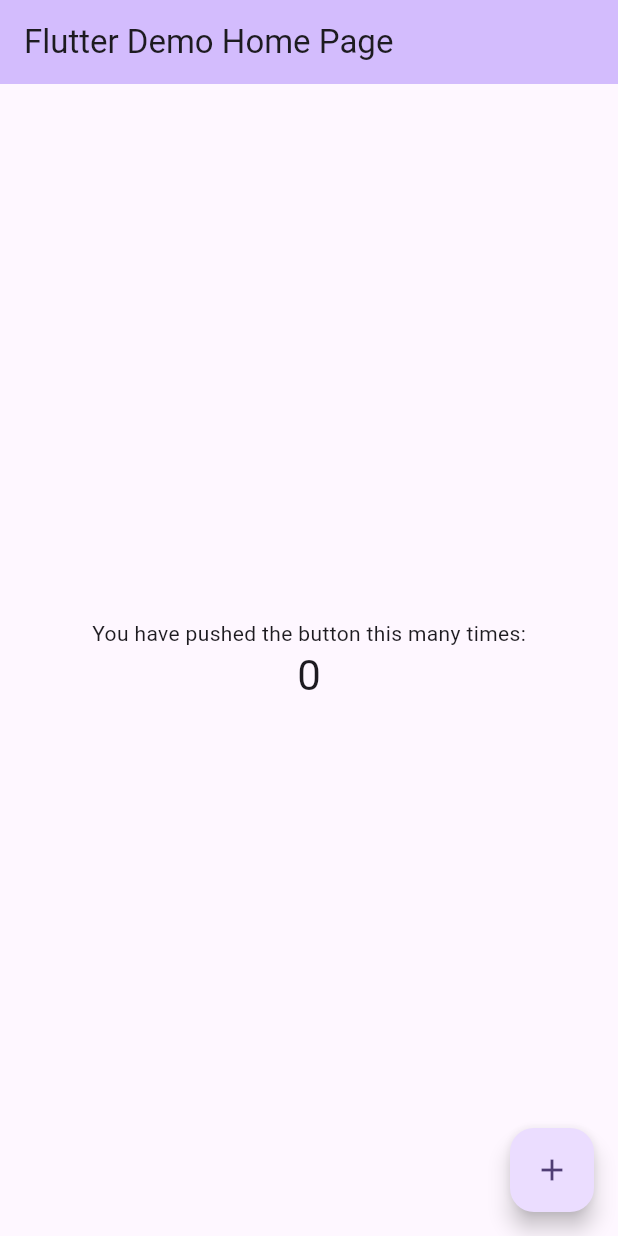
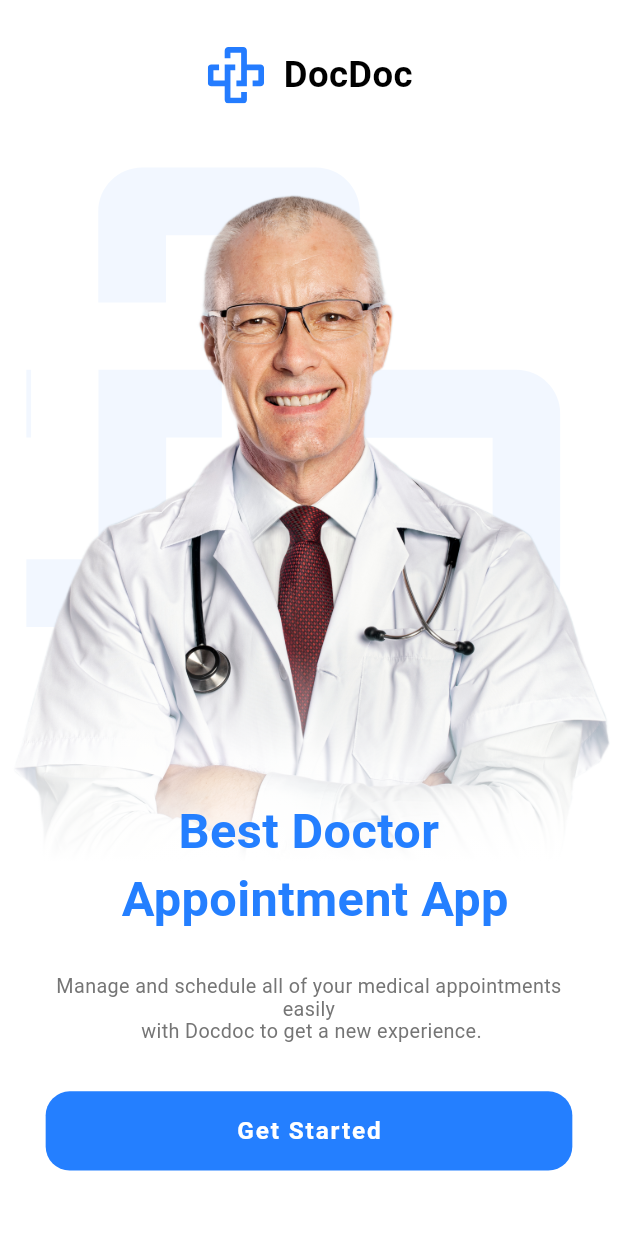
Before and after one commit to RandEthar/Doctor-App, a Flutter app: the screen it shows after launch, on a phone screen of 412 x 824 dp. Run offline on Flutter 3.47's test engine with Material 3 defaults, Android fonts, the phone set to English and light mode, and no system bars; our stand-ins replace flutter_screenutil, flutter_svg.

Commit message:
on boarding screen done

```diff
--- /dev/null
+++ b/lib/core/helpers/extension.dart
@@ -0,0 +1,19 @@
+import 'package:flutter/material.dart';
+
+extension Navigtion on BuildContext {
+  Future<dynamic> pushNamed(String routeName, {Object? argument}) {
+    return Navigator.of(this).pushNamed(routeName, arguments: argument);
+  }
+
+  Future<dynamic> pushReplacementNamed(String routeName, {Object? argument}) {
+    return Navigator.of(this)
+        .pushReplacementNamed(routeName, arguments: argument);
+  }
+
+  void pop() => Navigator.of(this).pop();
+  Future<dynamic> pushNamedAndRemoveUntil(String routeName,
+      {Object? argument, required RoutePredicate predicate}) {
+    return Navigator.of(this)
+        .pushNamedAndRemoveUntil(routeName, arguments: argument, predicate);
+  }
+}
--- /dev/null
+++ b/lib/core/routing/app_router.dart
@@ -0,0 +1,42 @@
+import 'package:doctor_app/core/routing/routes.dart';
+import 'package:doctor_app/features/login/login_screen.dart';
+import 'package:doctor_app/features/onboarding/onboarding_screen.dart';
+import 'package:flutter/material.dart';
+
+class AppRouter {
+ static Route generateRoute(RouteSettings settings){
+
+    switch (settings.name) {
+      case Routes.onBoardingScreen:
+          return MaterialPageRoute(builder: (_)=>const OnboardingScreen());
+     case Routes.loginScreen:
+          return MaterialPageRoute(builder: (_)=>const LoginScreen());
+      default:  return  MaterialPageRoute(builder: (_)=>Scaffold(
+        body: Center(child: Text("No Route Defined for ${settings.name}")),
+      ));
+    }
+
+
+
+  }
+
+
+
+
+
+
+
+
+
+
+
+
+
+
+
+
+
+
+
+
+}
--- /dev/null
+++ b/lib/core/routing/routes.dart
@@ -0,0 +1,13 @@
+class Routes {
+static const String onBoardingScreen="/onBoardingScreen";
+static const String loginScreen="/loginScreen";
+
+
+
+
+
+
+
+
+
+}
--- /dev/null
+++ b/lib/core/theming/colors.dart
@@ -0,0 +1,7 @@
+import 'package:flutter/material.dart';
+
+class ColorsManeger{
+
+static const Color mainBlue=Color(0xff247FFF);
+static const Color gray=Color(0xff757575);
+}
--- /dev/null
+++ b/lib/core/theming/styles.dart
@@ -0,0 +1,39 @@
+import 'package:doctor_app/core/theming/colors.dart';
+import 'package:flutter/material.dart';
+import 'package:flutter_screenutil/flutter_screenutil.dart';
+
+class TextStyles{
+
+static TextStyle font24BlacW700Wight=TextStyle(
+  color: Colors.black,
+  fontSize: 24.sp,
+  fontWeight: FontWeight.w700
+);
+static TextStyle font32BlueBoldWight=TextStyle(
+  color: ColorsManeger.mainBlue,
+  fontSize: 32.sp,
+  fontWeight: FontWeight.bold
+);
+
+static TextStyle font13grayRegularWight=TextStyle(
+  color: ColorsManeger.gray,
+  fontSize: 13.sp,
+  fontWeight: FontWeight.normal
+);
+static TextStyle font16WiteSemiBoldWight=TextStyle(
+  color: Colors.white,
+  fontSize: 16.sp,
+  fontWeight: FontWeight.w600
+);
+
+
+
+
+
+
+
+
+
+
+
+}
--- /dev/null
+++ b/lib/doctor_app.dart
@@ -0,0 +1,32 @@
+import 'package:doctor_app/core/routing/app_router.dart';
+import 'package:doctor_app/core/routing/routes.dart';
+import 'package:doctor_app/core/theming/colors.dart';
+import 'package:flutter/material.dart';
+import 'package:flutter_screenutil/flutter_screenutil.dart';
+
+class DoctorApp extends StatelessWidget {
+  final AppRouter appRouter;
+  const DoctorApp({super.key, required this.appRouter});
+
+  @override
+  Widget build(BuildContext context) {
+    return ScreenUtilInit(
+      designSize: const Size(375, 812),
+      useInheritedMediaQuery: true,
+      minTextAdapt: true,
+      builder: (context, child) {
+        return MaterialApp(
+          debugShowCheckedModeBanner: false,
+          title: 'Doctor App',
+          theme: ThemeData(
+            primaryColor: ColorsManeger.mainBlue,
+            scaffoldBackgroundColor: Colors.white,
+            textTheme: Typography.englishLike2018.apply(fontSizeFactor: 1.sp),
+          ),
+          initialRoute: Routes.onBoardingScreen,
+          onGenerateRoute: AppRouter.generateRoute,
+        );
+      },
+    );
+  }
+}
--- /dev/null
+++ b/lib/features/login/login_screen.dart
@@ -0,0 +1,14 @@
+
+
+
+
+import 'package:flutter/material.dart';
+
+class LoginScreen extends StatelessWidget {
+  const LoginScreen({super.key});
+
+  @override
+  Widget build(BuildContext context) {
+    return Scaffold();
+  }
+}
--- /dev/null
+++ b/lib/features/onboarding/onboarding_screen.dart
@@ -0,0 +1,46 @@
+import 'package:doctor_app/core/theming/styles.dart';
+import 'package:doctor_app/features/onboarding/widget/doctor_image_and_text.dart';
+import 'package:doctor_app/features/onboarding/widget/doctor_logo_and_name.dart';
+import 'package:doctor_app/features/onboarding/widget/get_started_button.dart';
+import 'package:flutter/material.dart';
+import 'package:flutter_screenutil/flutter_screenutil.dart';
+
+class OnboardingScreen extends StatelessWidget {
+  const OnboardingScreen({super.key});
+
+  @override
+  Widget build(BuildContext context) {
+    return Scaffold(
+      body: SafeArea(
+          child: SingleChildScrollView(
+              child: Padding(
+        padding: EdgeInsets.symmetric(vertical: 30.h),
+        child: Column(
+          children: [
+            const DoctorLogoAndName(),
+            SizedBox(
+              height: 41.02.h,
+            ),
+            const DoctorImageAndText(),
+            Padding(
+              padding: EdgeInsets.symmetric(horizontal: 30.h),
+              child: Column(
+                children: [
+                  Text(
+                    textAlign: TextAlign.center,
+                    "Manage and schedule all of your medical appointments easily\n with Docdoc to get a new experience.",
+                    style: TextStyles.font13grayRegularWight,
+                  ),
+                  SizedBox(
+                    height: 32.h,
+                  ),
+                 const GetStartedButton()
+                ],
+              ),
+            )
+          ],
+        ),
+      ))),
+    );
+  }
+}
--- /dev/null
+++ b/lib/features/onboarding/widget/doctor_image_and_text.dart
@@ -0,0 +1,38 @@
+import 'package:doctor_app/core/theming/styles.dart';
+import 'package:flutter/material.dart';
+import 'package:flutter_screenutil/flutter_screenutil.dart';
+import 'package:flutter_svg/flutter_svg.dart';
+
+class DoctorImageAndText extends StatelessWidget {
+  const DoctorImageAndText({super.key});
+
+  @override
+  Widget build(BuildContext context) {
+    return Stack(children: [
+     Positioned(right: 19.w,left: 0.w,
+      child: SvgPicture.asset("assets/svgs/docdoc_logo_low_opacity.svg")),
+    Container(
+      foregroundDecoration:BoxDecoration(
+        gradient: LinearGradient(colors: [
+          Colors.white,
+         Colors.white.withOpacity(0.0)
+        ],
+        begin: Alignment.bottomCenter,
+        end: Alignment.topCenter,
+        stops:const [0.14,0.4]
+        )
+      ) ,
+      child: Image.asset("assets/images/ondoardingDoctor.png")),
+      Positioned(
+        bottom: 30.h,left: 0,right: 0,
+        child: Text(
+          textAlign: TextAlign.center,
+          "Best Doctor\n Appointment App",style: TextStyles.font32BlueBoldWight.copyWith(
+            height: 1.4
+          ),))
+
+
+
+    ],);
+  }
+}
--- /dev/null
+++ b/lib/features/onboarding/widget/doctor_logo_and_name.dart
@@ -0,0 +1,22 @@
+import 'package:doctor_app/core/theming/styles.dart';
+import 'package:flutter/material.dart';
+import 'package:flutter_screenutil/flutter_screenutil.dart';
+import 'package:flutter_svg/flutter_svg.dart';
+
+class DoctorLogoAndName extends StatelessWidget {
+  const DoctorLogoAndName({super.key});
+
+  @override
+  Widget build(BuildContext context) {
+    return Center(
+      child: Row(mainAxisAlignment: MainAxisAlignment.center,
+        children: [
+         SvgPicture.asset("assets/svgs/docdoc_logo.svg",height: 38.02.h,width: 38.02.w,),
+         SizedBox(width: 9.52.w,)
+      ,Text("DocDoc",style:TextStyles.font24BlacW700Wight)
+
+
+        ],),
+    );
+  }
+}
--- /dev/null
+++ b/lib/features/onboarding/widget/get_started_button.dart
@@ -0,0 +1,21 @@
+import 'package:doctor_app/core/theming/colors.dart';
+import 'package:doctor_app/core/theming/styles.dart';
+import 'package:flutter/material.dart';
+import 'package:flutter_screenutil/flutter_screenutil.dart';
+
+class GetStartedButton extends StatelessWidget {
+  const GetStartedButton({super.key});
+
+  @override
+  Widget build(BuildContext context) {
+    return Container(
+      height: 52.h,width:double.infinity,
+     decoration: BoxDecoration(
+      borderRadius: BorderRadius.circular(16),
+       color: ColorsManeger.mainBlue,
+     ),
+      child: TextButton(
+        onPressed:(){}, child:Text("Get Started",style:TextStyles.font16WiteSemiBoldWight,)),
+    );
+  }
+}
--- a/lib/main.dart
+++ b/lib/main.dart
@@ -1,126 +1,7 @@
+import 'package:doctor_app/core/routing/app_router.dart';
+import 'package:doctor_app/doctor_app.dart';
 import 'package:flutter/material.dart';
 
 void main() {
-  runApp(const MyApp());
+  runApp( DoctorApp(appRouter: AppRouter(),));
 }
-
-class MyApp extends StatelessWidget {
-  const MyApp({super.key});
-
-  // This widget is the root of your application.
-  @override
-  Widget build(BuildContext context) {
-    return MaterialApp(
-     debugShowCheckedModeBanner: false,
-      title: 'Flutter Demo',
-      theme: ThemeData(
-        // This is the theme of your application.
-        //
-        // TRY THIS: Try running your application with "flutter run". You'll see
-        // the application has a purple toolbar. Then, without quitting the app,
-        // try changing the seedColor in the colorScheme below to Colors.green
-        // and then invoke "hot reload" (save your changes or press the "hot
-        // reload" button in a Flutter-supported IDE, or press "r" if you used
-        // the command line to start the app).
-        //
-        // Notice that the counter didn't reset back to zero; the application
-        // state is not lost during the reload. To reset the state, use hot
-        // restart instead.
-        //
-        // This works for code too, not just values: Most code changes can be
-        // tested with just a hot reload.
-        colorScheme: ColorScheme.fromSeed(seedColor: Colors.deepPurple),
-        useMaterial3: true,
-      ),
-      home: const MyHomePage(title: 'Flutter Demo Home Page'),
-    );
-  }
-}
-
-class MyHomePage extends StatefulWidget {
-  const MyHomePage({super.key, required this.title});
-
-  // This widget is the home page of your application. It is stateful, meaning
-  // that it has a State object (defined below) that contains fields that affect
-  // how it looks.
-
-  // This class is the configuration for the state. It holds the values (in this
-  // case the title) provided by the parent (in this case the App widget) and
-  // used by the build method of the State. Fields in a Widget subclass are
-  // always marked "final".
-
-  final String title;
-
-  @override
-  State<MyHomePage> createState() => _MyHomePageState();
-}
-
-class _MyHomePageState extends State<MyHomePage> {
-  int _counter = 0;
-
-  void _incrementCounter() {
-    setState(() {
-      // This call to setState tells the Flutter framework that something has
-      // changed in this State, which causes it to rerun the build method below
-      // so that the display can reflect the updated values. If we changed
-      // _counter without calling setState(), then the build method would not be
-      // called again, and so nothing would appear to happen.
-      _counter++;
-    });
-  }
-
-  @override
-  Widget build(BuildContext context) {
-    // This method is rerun every time setState is called, for instance as done
-    // by the _incrementCounter method above.
-    //
-    // The Flutter framework has been optimized to make rerunning build methods
-    // fast, so that you can just rebuild anything that needs updating rather
-    // than having to individually change instances of widgets.
-    return Scaffold(
-      appBar: AppBar(
-        // TRY THIS: Try changing the color here to a specific color (to
-        // Colors.amber, perhaps?) and trigger a hot reload to see the AppBar
-        // change color while the other colors stay the same.
-        backgroundColor: Theme.of(context).colorScheme.inversePrimary,
-        // Here we take the value from the MyHomePage object that was created by
-        // the App.build method, and use it to set our appbar title.
-        title: Text(widget.title),
-      ),
-      body: Center(
-        // Center is a layout widget. It takes a single child and positions it
-        // in the middle of the parent.
-        child: Column(
-          // Column is also a layout widget. It takes a list of children and
-          // arranges them vertically. By default, it sizes itself to fit its
-          // children horizontally, and tries to be as tall as its parent.
-          //
-          // Column has various properties to control how it sizes itself and
-          // how it positions its children. Here we use mainAxisAlignment to
-          // center the children vertically; the main axis here is the vertical
-          // axis because Columns are vertical (the cross axis would be
-          // horizontal).
-          //
-          // TRY THIS: Invoke "debug painting" (choose the "Toggle Debug Paint"
-          // action in the IDE, or press "p" in the console), to see the
-          // wireframe for each widget.
-          mainAxisAlignment: MainAxisAlignment.center,
-          children: <Widget>[
-            const Text(
-              'You have pushed the button this many times:',
-            ),
-            Text(
-              '$_counter',
-              style: Theme.of(context).textTheme.headlineMedium,
-            ),
-          ],
-        ),
-      ),
-      floatingActionButton: FloatingActionButton(
-        onPressed: _incrementCounter,
-        tooltip: 'Increment',
-        child: const Icon(Icons.add),
-      ), // This trailing comma makes auto-formatting nicer for build methods.
-    );
-  }
-}
```
Also changed, not shown: pubspec.yaml (+5 -3 lines), assets/images/ondoardingDoctor.png (added), assets/svgs/docdoc_logo.svg (added), assets/svgs/docdoc_logo_low_opacity.svg (added), pubspec.lock, 1 other file.
